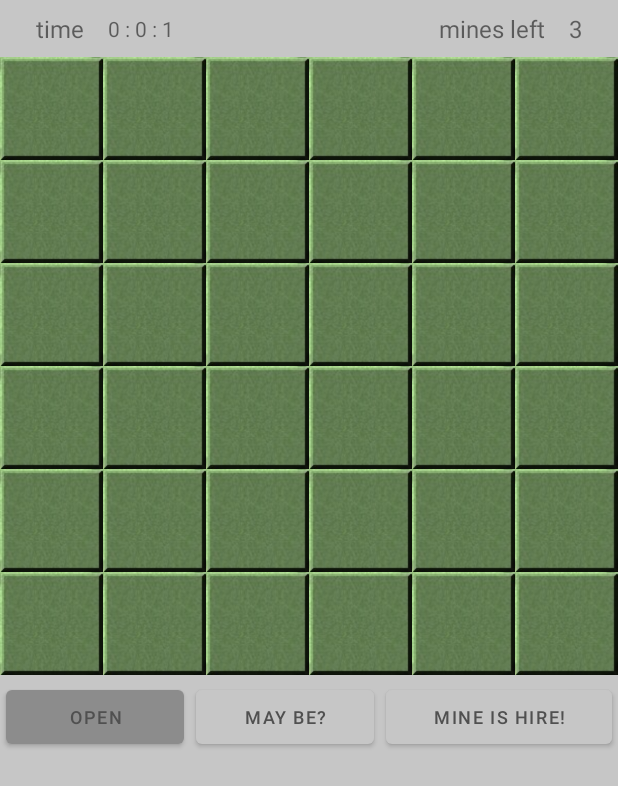
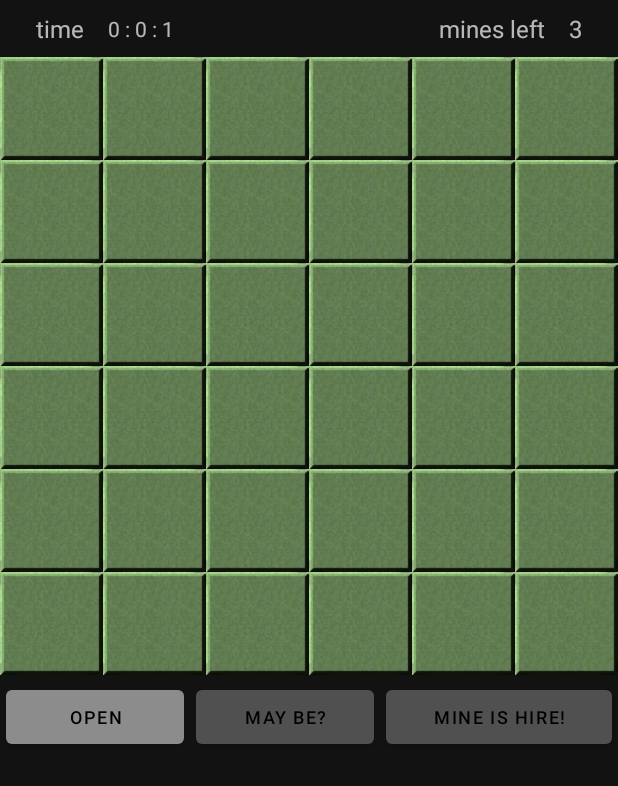
Before and after one commit to chicony83/SapperGame, an Android app: the GameActivity screen opened directly, with no data from a screen before it, on a phone screen of 412 x 824 dp. Shown: the top 786 px of the screen. Run offline under Robolectric (Android 15) with nearby library versions, the light colour scheme and no system bars.

Commit message:
kill day theme stayed only night theme`

```diff
--- a/app/src/main/java/com/chico/sapper/GameActivity.kt
+++ b/app/src/main/java/com/chico/sapper/GameActivity.kt
@@ -156,7 +156,9 @@ class GameActivity : AppCompatActivity(), View.OnClickListener {
 
         initLayouts()
 
-        changeResourcesOfDayNightMode()
+//        changeResourcesOfDayNightMode()
+        getNightColorsResource()
+        setNightBackgroundsOnMessageLayouts()
 
         getStringResources()
     }
@@ -188,24 +190,24 @@ class GameActivity : AppCompatActivity(), View.OnClickListener {
         winGameMessageLayout = findViewById(R.id.winGameMessage_layout)
     }
 
-    private fun changeResourcesOfDayNightMode() {
-        val mode = this?.resources?.configuration?.uiMode?.and(Configuration.UI_MODE_NIGHT_MASK)
-
-        when (mode) {
-            Configuration.UI_MODE_NIGHT_YES -> {
-                getNightColorsResource()
-                setNightBackgroundsOnMessageLayouts()
-            }
-            Configuration.UI_MODE_NIGHT_NO -> {
-                getDayColorsResource()
-                setDayBackgroundsOnMessageLayouts()
-            }
-            Configuration.UI_MODE_NIGHT_UNDEFINED -> {
-                getDayColorsResource()
-                setDayBackgroundsOnMessageLayouts()
-            }
-        }
-    }
+//    private fun changeResourcesOfDayNightMode() {
+//        val mode = this?.resources?.configuration?.uiMode?.and(Configuration.UI_MODE_NIGHT_MASK)
+//
+//        when (mode) {
+//            Configuration.UI_MODE_NIGHT_YES -> {
+//                getNightColorsResource()
+//                setNightBackgroundsOnMessageLayouts()
+//            }
+//            Configuration.UI_MODE_NIGHT_NO -> {
+//                getDayColorsResource()
+//                setDayBackgroundsOnMessageLayouts()
+//            }
+//            Configuration.UI_MODE_NIGHT_UNDEFINED -> {
+//                getDayColorsResource()
+//                setDayBackgroundsOnMessageLayouts()
+//            }
+//        }
+//    }
 
     private fun setDayBackgroundsOnMessageLayouts() {
         looseGameMessageLayout.setBackgroundColor(colorPrimaryVariant)
--- a/app/src/main/res/layout/activity_game.xml
+++ b/app/src/main/res/layout/activity_game.xml
@@ -5,7 +5,6 @@
     android:layout_width="match_parent"
     android:layout_height="match_parent"
     android:orientation="vertical"
-android:background="@color/gray_200"
     tools:context=".GameActivity">
 
     <include
--- a/app/src/main/res/layout/fragment_main_menu.xml
+++ b/app/src/main/res/layout/fragment_main_menu.xml
@@ -5,7 +5,6 @@
     android:layout_width="match_parent"
     android:layout_height="match_parent"
     android:orientation="vertical"
-    android:background="@color/gray_200"
     tools:context=".fragments.MainMenuFragment">
 
     <LinearLayout
--- a/app/src/main/res/values-night/themes.xml
+++ /dev/null
@@ -1,16 +0,0 @@
-<resources xmlns:tools="http://schemas.android.com/tools">
-    <!-- Base application theme. -->
-    <style name="Theme.SapperGame" parent="Theme.MaterialComponents.DayNight.DarkActionBar">
-        <!-- Primary brand color. -->
-        <item name="colorPrimary">@color/gray_140</item>
-        <item name="colorPrimaryVariant">@color/gray_80</item>
-        <item name="colorOnPrimary">@color/black</item>
-        <!-- Secondary brand color. -->
-        <item name="colorSecondary">@color/gray_170</item>
-        <item name="colorSecondaryVariant">@color/gray_170</item>
-        <item name="colorOnSecondary">@color/black</item>
-        <!-- Status bar color. -->
-        <item name="android:statusBarColor" tools:targetApi="l">?attr/colorPrimaryVariant</item>
-        <!-- Customize your theme here. -->
-    </style>
-</resources>
--- a/app/src/main/res/values/themes.xml
+++ b/app/src/main/res/values/themes.xml
@@ -1,13 +1,14 @@
 <resources xmlns:tools="http://schemas.android.com/tools">
     <!-- Base application theme. -->
-    <style name="Theme.SapperGame" parent="Theme.MaterialComponents.DayNight.DarkActionBar">
+    <style name="Theme.SapperGame" parent="Theme.MaterialComponents">
         <!-- Primary brand color. -->
-        <item name="colorPrimary">@color/gray_170</item>
-        <item name="colorPrimaryVariant">@color/white</item>
-        <item name="colorOnPrimary">@color/gray_80</item>
+        <!-- Primary brand color. -->
+        <item name="colorPrimary">@color/gray_140</item>
+        <item name="colorPrimaryVariant">@color/gray_80</item>
+        <item name="colorOnPrimary">@color/black</item>
         <!-- Secondary brand color. -->
-        <item name="colorSecondary">@color/gray_170</item>
-        <item name="colorSecondaryVariant">@color/gray_60</item>
+        <item name="colorSecondary">@color/black</item>
+        <item name="colorSecondaryVariant">@color/gray_170</item>
         <item name="colorOnSecondary">@color/black</item>
         <!-- Status bar color. -->
         <item name="android:statusBarColor" tools:targetApi="l">?attr/colorPrimaryVariant</item>
```
